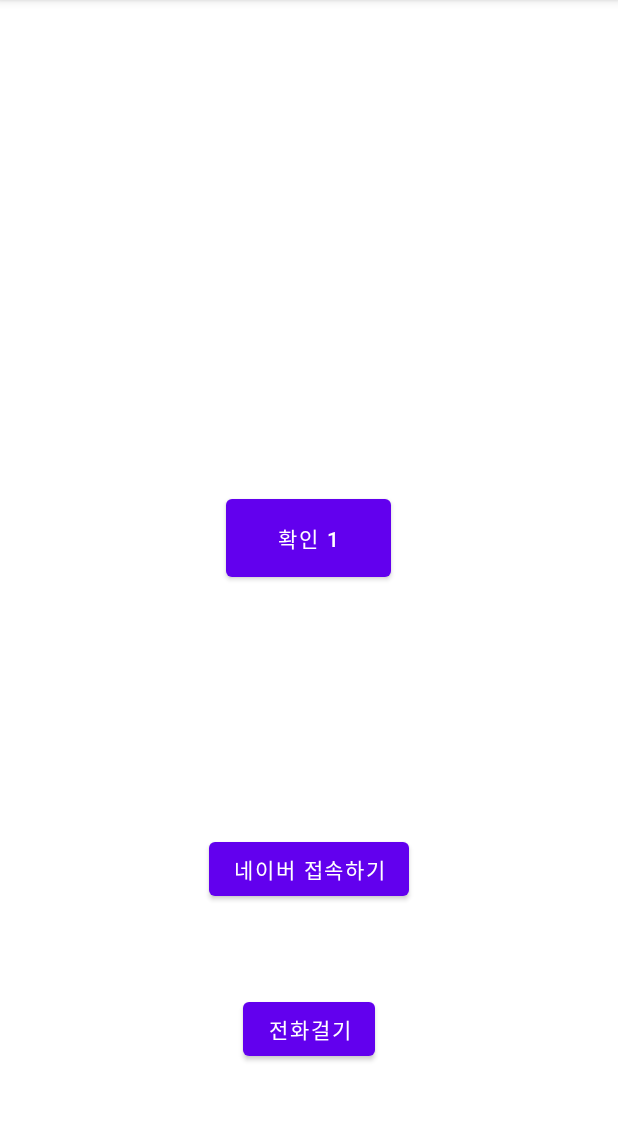
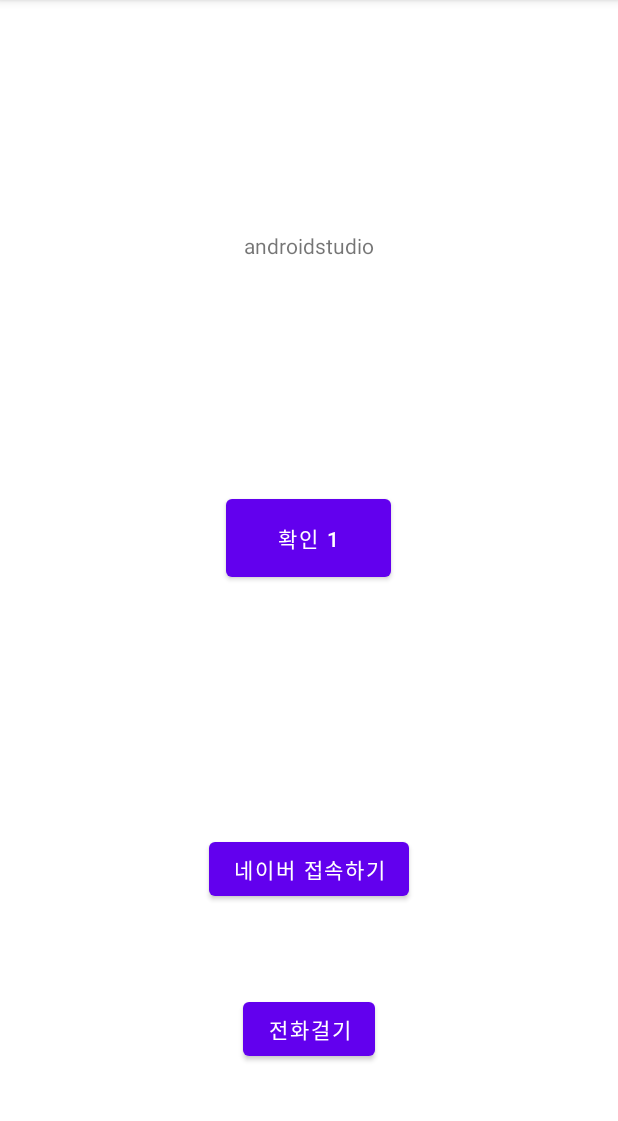
Before and after one commit to ilmntr/DoitAndroidStudio, an Android app: the screen it shows after launch (MainActivity), on a phone screen of 412 x 824 dp, the part 84-1205 px from its top. Run offline under Robolectric (Android 15) with nearby library versions, the phone set to English and light mode, and no system bars.

Commit message:
made 1 text

```diff
--- a/app/src/main/res/layout/activity_main.xml
+++ b/app/src/main/res/layout/activity_main.xml
@@ -41,4 +41,14 @@
         app:layout_constraintEnd_toEndOf="parent"
         app:layout_constraintStart_toStartOf="parent"
         app:layout_constraintTop_toBottomOf="@+id/button" />
+
+    <TextView
+        android:id="@+id/textView"
+        android:layout_width="wrap_content"
+        android:layout_height="wrap_content"
+        android:text="androidstudio"
+        app:layout_constraintBottom_toTopOf="@+id/button"
+        app:layout_constraintEnd_toEndOf="parent"
+        app:layout_constraintStart_toStartOf="parent"
+        app:layout_constraintTop_toTopOf="parent" />
 </androidx.constraintlayout.widget.ConstraintLayout>
```
